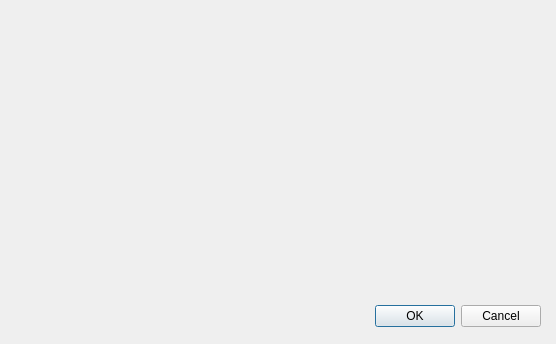
This is acerca.ui in MateoProgramador/P59-Qt-Salarios as Qt 5 draws it before an edit. The edited form follows.
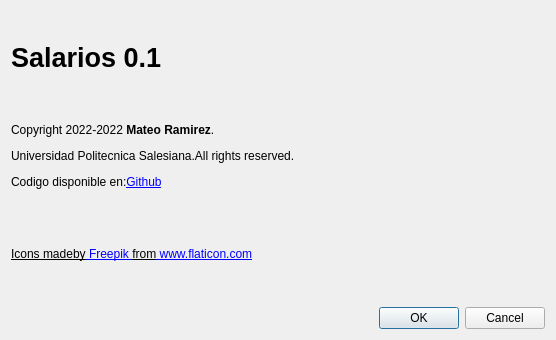
This is the edited form.

Commit message: Invocacion de ventana Acerca de

What changed in the file:
```diff
--- a/acerca.ui
+++ b/acerca.ui
@@ -7,21 +7,46 @@
     <x>0</x>
     <y>0</y>
     <width>556</width>
-    <height>344</height>
+    <height>340</height>
    </rect>
   </property>
   <property name="windowTitle">
    <string>Acerca de Salarios</string>
   </property>
+  <layout class="QVBoxLayout" name="verticalLayout">
+   <item>
+    <widget class="QLabel" name="label">
+     <property name="font">
+      <font>
+       <pointsize>20</pointsize>
+       <weight>75</weight>
+       <bold>true</bold>
+      </font>
+     </property>
+     <property name="text">
+      <string>Salarios 0.1</string>
+     </property>
+    </widget>
+   </item>
+   <item>
+    <widget class="QLabel" name="label_2">
+     <property name="text">
+      <string>&lt;html&gt;&lt;head/&gt;&lt;body&gt;&lt;p&gt;Copyright 2022-2022&lt;span style=&quot; font-weight:600;&quot;&gt; Mateo Ramirez&lt;/span&gt;. &lt;/p&gt;&lt;p&gt;Universidad Politecnica Salesiana.All rights reserved. &lt;/p&gt;&lt;p&gt;Codigo disponible en:&lt;a href=&quot;https://github.com/MateoProgramador/P59-Qt-Salarios.git&quot;&gt;&lt;span style=&quot; text-decoration: underline; color:#0000ff;&quot;&gt;Github&lt;/span&gt;&lt;/a&gt;&lt;/p&gt;&lt;/body&gt;&lt;/html&gt;</string>
+     </property>
+     <property name="wordWrap">
+      <bool>true</bool>
+     </property>
+    </widget>
+   </item>
+   <item>
+    <widget class="QLabel" name="label_3">
+     <property name="text">
+      <string>&lt;html&gt;&lt;head/&gt;&lt;body&gt;&lt;p&gt;&lt;a href=&quot;https://www.flaticon.es/iconos-gratis/dinero&quot;&gt;&lt;span style=&quot; color:#000000;&quot;&gt;Icons made&lt;/span&gt;&lt;/a&gt;&lt;a href=&quot;https://www.flaticon.es/iconos-gratis/dinero&quot;&gt;&lt;span style=&quot; color:#0000ff;&quot;/&gt;&lt;/a&gt;&lt;a href=&quot;https://www.flaticon.es/iconos-gratis/dinero&quot;&gt;&lt;span style=&quot; color:#000000;&quot;&gt;by&lt;/span&gt;&lt;/a&gt;&lt;a href=&quot;https://www.flaticon.es/iconos-gratis/dinero&quot;&gt;&lt;span style=&quot; text-decoration: underline; color:#0000ff;&quot;&gt; Freepik &lt;/span&gt;&lt;/a&gt;&lt;a href=&quot;https://www.flaticon.es/iconos-gratis/dinero&quot;&gt;&lt;span style=&quot; color:#000000;&quot;&gt;from&lt;/span&gt;&lt;/a&gt;&lt;a href=&quot;https://www.flaticon.es/iconos-gratis/dinero&quot;&gt;&lt;span style=&quot; text-decoration: underline; color:#0000ff;&quot;&gt; www.flaticon.com&lt;/span&gt;&lt;/a&gt;&lt;/p&gt;&lt;/body&gt;&lt;/html&gt;</string>
+     </property>
+    </widget>
+   </item>
+   <item>
   <widget class="QDialogButtonBox" name="buttonBox">
-   <property name="geometry">
-    <rect>
-     <x>80</x>
-     <y>300</y>
-     <width>461</width>
-     <height>32</height>
-    </rect>
-   </property>
    <property name="orientation">
     <enum>Qt::Horizontal</enum>
    </property>
@@ -29,6 +54,8 @@
     <set>QDialogButtonBox::Cancel|QDialogButtonBox::Ok</set>
    </property>
   </widget>
+   </item>
+  </layout>
  </widget>
  <resources/>
  <connections>
```
Lines whose indentation alone changed are shown as unchanged. The commit also changes 3 other files.
